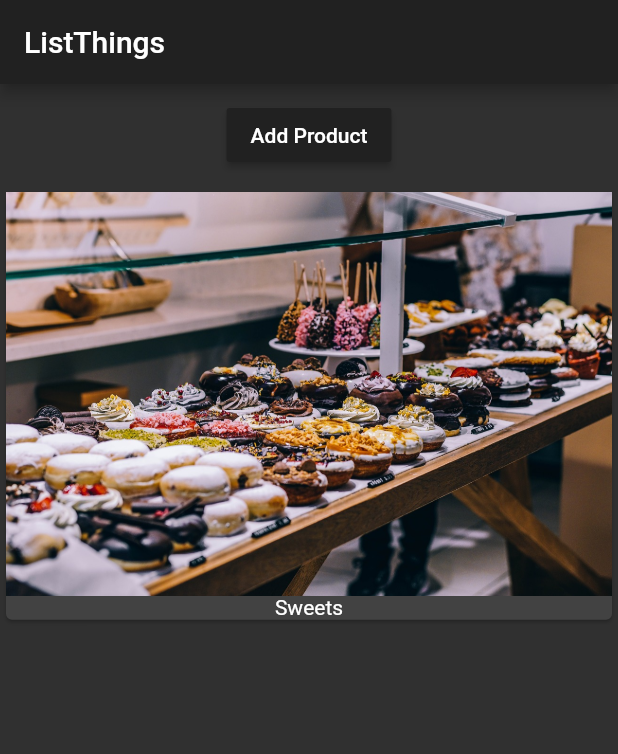
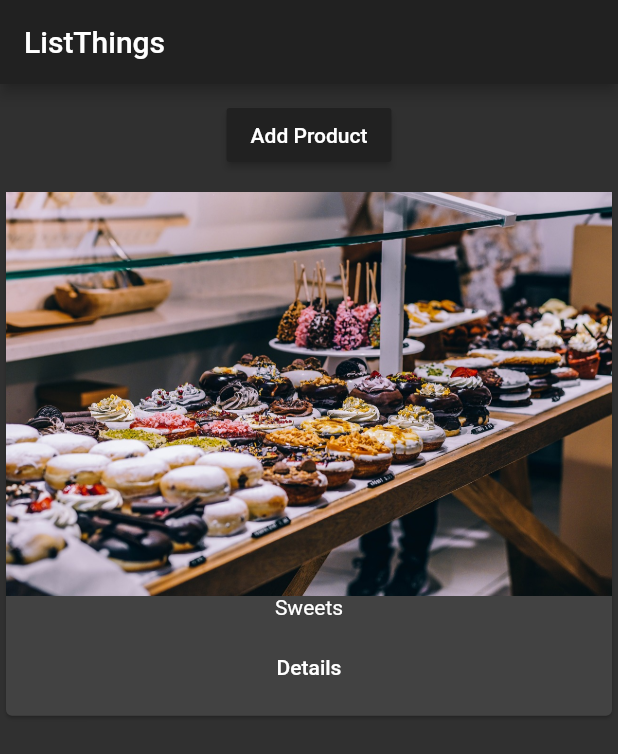
Before and after one commit to franaragm/mythings, a Flutter app: the screen it shows after launch, after a tap on "Add Product", on a phone screen of 412 x 824 dp. Shown: the top 754 px of the screen. Run offline on Flutter 3.47's test engine with Material 2 defaults, Android fonts, the phone set to English and light mode, and no system bars.

Commit message:
section 6 (68)

```diff
--- a/lib/main.dart
+++ b/lib/main.dart
@@ -1,7 +1,7 @@
 import 'package:flutter/material.dart';
 //import 'package:flutter/rendering.dart';
 
-import 'package:mythings/product_manager.dart';
+import 'package:mythings/pages/home.dart';
 
 void main() {
   //debugPaintSizeEnabled = true;
@@ -14,16 +14,11 @@ class MyApp extends StatelessWidget {
     return MaterialApp(
       theme: ThemeData(
         brightness: Brightness.dark,
-        primarySwatch: Colors.deepOrange,
+        primarySwatch: Colors.lightBlue,
         accentColor: Colors.deepPurple
       ),
       // Scaffold es un layout para la mayoría de los Material Components.
-      home: Scaffold(
-          appBar: AppBar(
-            title: Text('ListThings'),
-          ),
-          body: ProductManager()
-      ),
+      home: HomePage()
     );
   }
 }
--- /dev/null
+++ b/lib/pages/home.dart
@@ -0,0 +1,15 @@
+import 'package:flutter/material.dart';
+import 'package:mythings/product_manager.dart';
+
+class HomePage extends StatelessWidget {
+  @override
+  Widget build(BuildContext context) {
+    // TODO: implement build
+    return Scaffold(
+        appBar: AppBar(
+          title: Text('ListThings'),
+        ),
+        body: ProductManager()
+    );
+  }
+}
--- a/lib/products.dart
+++ b/lib/products.dart
@@ -1,4 +1,6 @@
 import 'package:flutter/material.dart';
+
+import 'package:mythings/pages/product.dart';
 
 class Products extends StatelessWidget {
   final List<String> products;
@@ -12,7 +14,21 @@ class Products extends StatelessWidget {
       child: Column(
         children: <Widget>[
           Image.asset('assets/food.jpg'),
-          Text(products[index])
+          Text(products[index]),
+          ButtonBar(
+            alignment: MainAxisAlignment.center,
+            children: <Widget>[
+              FlatButton(
+                child: Text('Details'),
+                onPressed: () => Navigator.push(
+                      context,
+                      MaterialPageRoute(
+                        builder: (BuildContext context) => ProductPage(),
+                      ),
+                    ),
+              )
+            ],
+          )
         ],
       ),
     );
```
Also changed, not shown: lib/pages/product.dart (added, +25 -0 lines).
